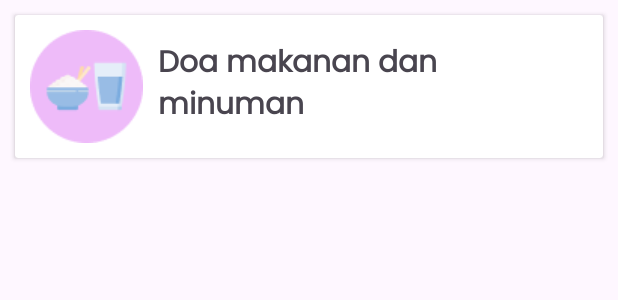
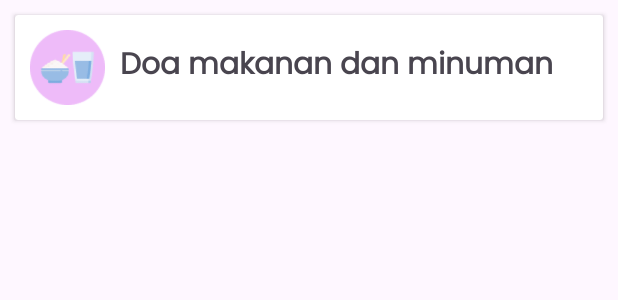
Before and after one commit to Dzikyu01/Dashboard-Islami, an Android app: the layout item_row_doa.xml on its own in the app's theme, with its tools: preview values and no code run, on a phone screen of 412 x 824 dp. Shown: the top 300 px of the screen. Run offline under Robolectric (Android 15) with nearby library versions, the phone set to English and light mode, and no system bars.

Commit message:
fix row doa

```diff
--- a/app/src/main/res/layout/item_row_doa.xml
+++ b/app/src/main/res/layout/item_row_doa.xml
@@ -13,8 +13,8 @@
 
         <ImageView
             android:id="@+id/imgdoa"
-            android:layout_width="wrap_content"
-            android:layout_height="wrap_content"
+            android:layout_width="50dp"
+            android:layout_height="50dp"
             android:src="@drawable/ic_doa_makanan_minuman" />
 
         <TextView
```
